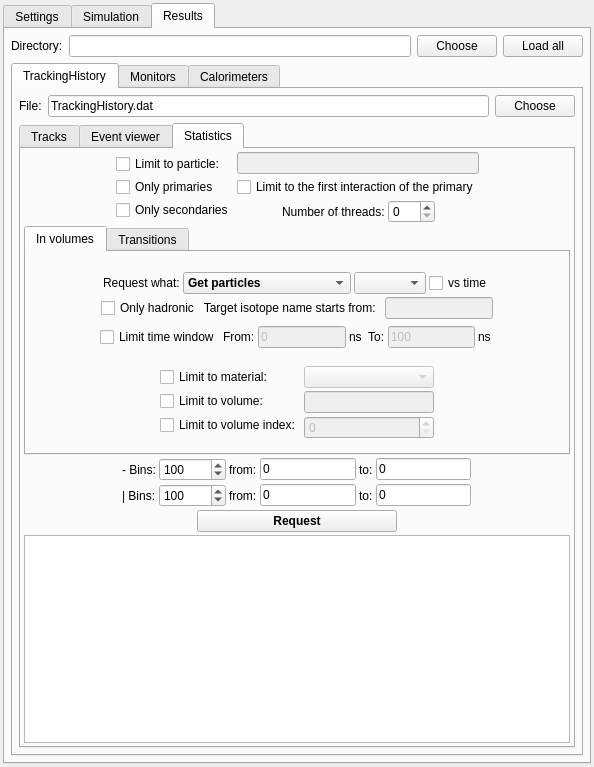
The window that ants3bundle/src/ants3/gui/particleSim/aparticlesimwin.ui (andrmor/ANTS3bundle) describes before a commit, drawn with Qt 5.
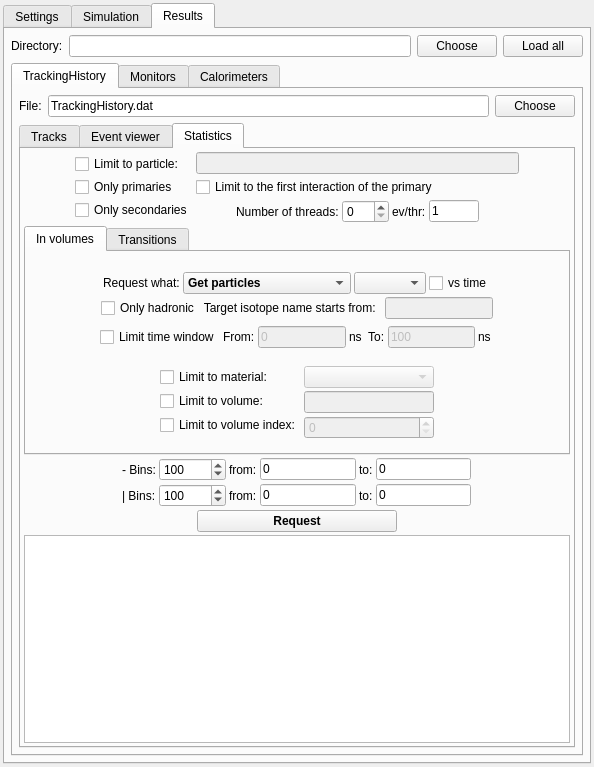
The same window after the commit. The open tabs and pages were chosen to show the change. Icons and pictures are not drawn.

The edit to the form file:
```diff
--- a/ants3bundle/src/ants3/gui/particleSim/aparticlesimwin.ui
+++ b/ants3bundle/src/ants3/gui/particleSim/aparticlesimwin.ui
@@ -2652,6 +2652,29 @@
                         </property>
                        </widget>
                       </item>
+                      <item>
+                       <widget class="QLabel" name="label_43">
+                        <property name="text">
+                         <string>ev/thr:</string>
+                        </property>
+                       </widget>
+                      </item>
+                      <item>
+                       <widget class="QLineEdit" name="ledEventsPerThread">
+                        <property name="maximumSize">
+                         <size>
+                          <width>50</width>
+                          <height>16777215</height>
+                         </size>
+                        </property>
+                        <property name="toolTip">
+                         <string>Events allocated to a thread each time</string>
+                        </property>
+                        <property name="text">
+                         <string>1</string>
+                        </property>
+                       </widget>
+                      </item>
                       <item>
                        <spacer name="horizontalSpacer_20">
                         <property name="orientation">
```
Left out of the diff: 4 changed lines with no effect on the pictures.
